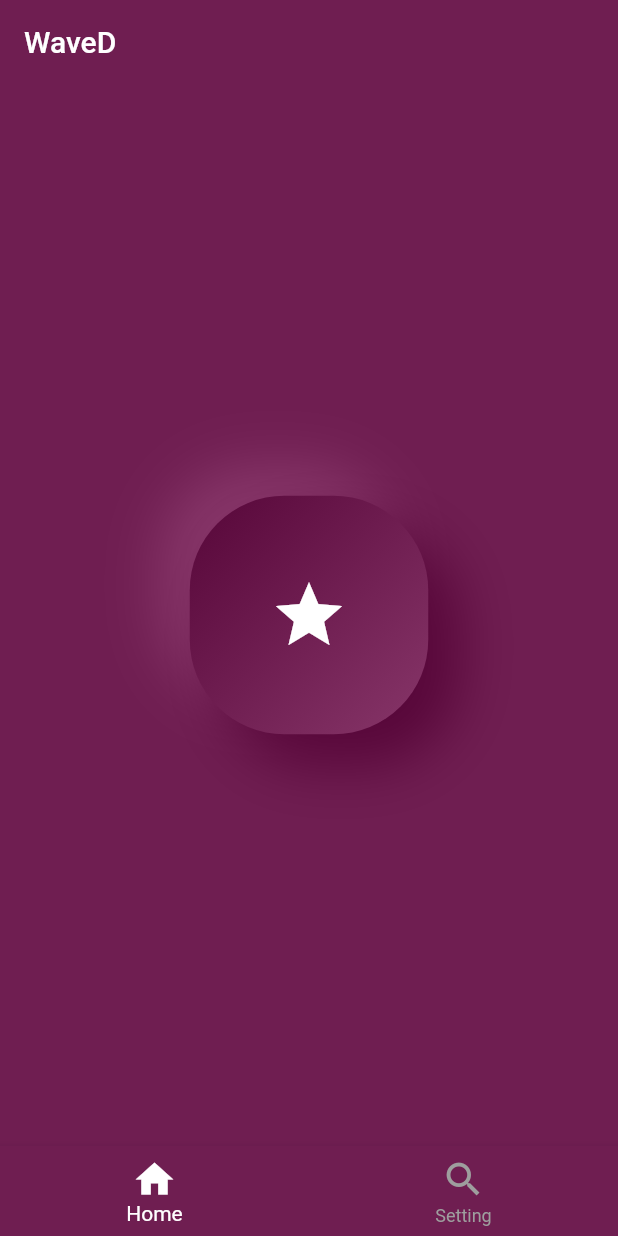
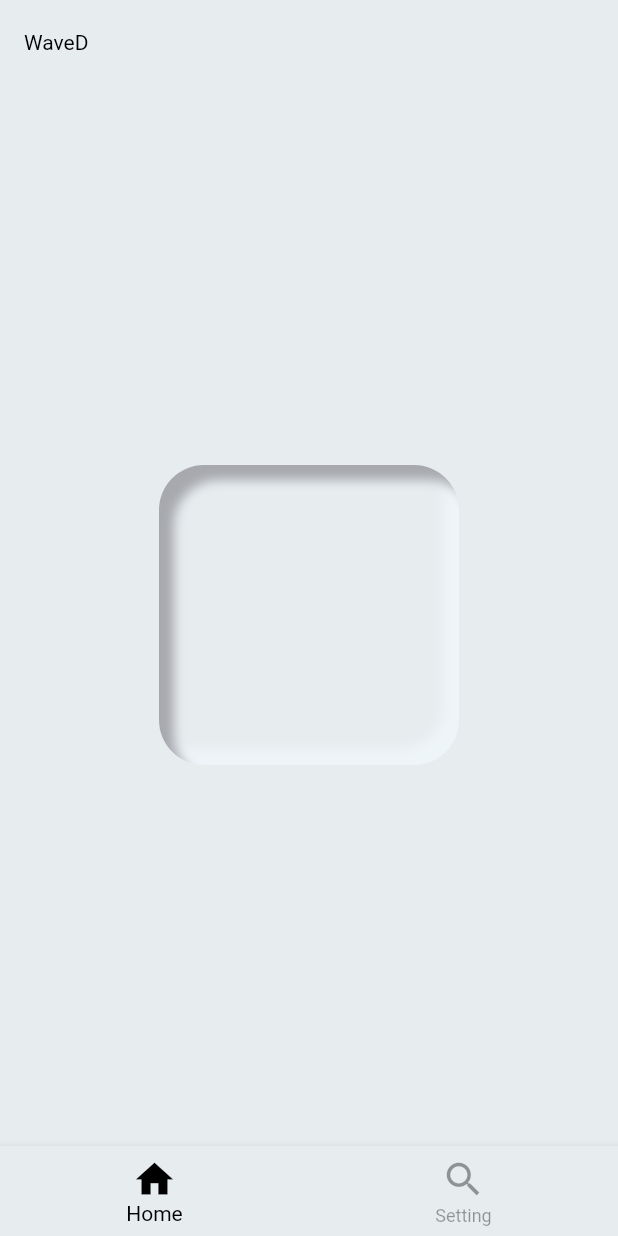
Before and after one commit to hajul-dhanish/waved, a Flutter app: the screen it shows after launch, on a phone screen of 412 x 824 dp. Run offline on Flutter 3.47's test engine with Material 2 defaults, Android fonts, the phone set to English and light mode, and no system bars; our stand-ins replace flutter_inset_box_shadow.

Commit message:
- Testing theme modes

```diff
--- a/lib/feed.dart
+++ b/lib/feed.dart
@@ -1,5 +1,5 @@
 import 'package:flutter/material.dart';
-import 'theme.dart';
+import 'neumorphism.dart';
 
 class FeedVision extends StatefulWidget {
   const FeedVision({Key? key}) : super(key: key);
@@ -12,47 +12,10 @@ class _FeedVisionState extends State<FeedVision> {
   @override
   Widget build(BuildContext context) {
     return Scaffold(
-        body: Container(
-      color: backgroundColor,
-      alignment: Alignment.center,
-      transformAlignment: Alignment.center,
-      child: Container(
-        color: const Color(0xff6f1e51),
-        child: Container(
-          width: 159,
-          height: 159,
-          child: Icon(
-            Icons.star,
-            size: 53,
-            color: iconSelColor,
-          ),
-          decoration: BoxDecoration(
-            color: backgroundColor,
-            borderRadius: BorderRadius.circular(63),
-            gradient: const LinearGradient(
-              begin: Alignment.topLeft,
-              end: Alignment.bottomRight,
-              colors: [
-                Color(0xff570639),
-                Color(0xff873669),
-              ],
-            ),
-            boxShadow: const [
-              BoxShadow(
-                color: Color(0xff873669),
-                offset: Offset(-21.1, -21.1),
-                blurRadius: 32,
-                spreadRadius: 0.0,
-              ),
-              BoxShadow(
-                color: Color(0xff570639),
-                offset: Offset(21.1, 21.1),
-                blurRadius: 32,
-                spreadRadius: 0.0,
-              ),
-            ],
-          ),
-        ),
+        body: Center(
+      child: ConstrainedBox(
+        constraints: const BoxConstraints(maxHeight: 200, maxWidth: 200),
+        child: const CustomNeumorphism(),
       ),
     ));
   }
--- a/lib/main.dart
+++ b/lib/main.dart
@@ -1,5 +1,6 @@
 import 'package:flutter/material.dart';
 import 'package:waved/feed.dart';
+import 'neumorphism.dart';
 import 'setting.dart';
 import 'theme.dart';
 
@@ -79,8 +80,8 @@
           ],
           type: BottomNavigationBarType.fixed, // Fixed
           backgroundColor: backgroundColor, // <-- This works for fixed
-          selectedItemColor: iconSelColor,
-          unselectedItemColor: Colors.grey,
+          selectedItemColor: isDarkMode ? Colors.white : Colors.black,
+          unselectedItemColor: isDarkMode ? Colors.white30 : Colors.black38,
           currentIndex: _selectedIndex,
           iconSize: 30,
           onTap: _onItemTapped,
--- /dev/null
+++ b/lib/neumorphism.dart
@@ -0,0 +1,47 @@
+import 'package:flutter/material.dart' hide BoxDecoration, BoxShadow;
+import 'theme.dart';
+import 'package:flutter_inset_box_shadow/flutter_inset_box_shadow.dart';
+
+bool _isPressed = true;
+bool isDarkMode = false;
+
+Offset distance = _isPressed ? const Offset(10, 10) : const Offset(28, 28);
+// Offset distance = const Offset(8, 8);
+double blur = _isPressed ? 5.0 : 30.0;
+
+class CustomNeumorphism extends StatefulWidget {
+  const CustomNeumorphism({Key? key}) : super(key: key);
+
+  @override
+  State<CustomNeumorphism> createState() => _CustomNeumorphismState();
+}
+
+class _CustomNeumorphismState extends State<CustomNeumorphism> {
+  @override
+  Widget build(BuildContext context) {
+    return GestureDetector(
+      onTap: () => setState(() => _isPressed = !_isPressed),
+      child: AnimatedContainer(
+        duration: const Duration(milliseconds: 100),
+        decoration: BoxDecoration(
+          borderRadius: BorderRadius.circular(30),
+          color: backgroundColor,
+          boxShadow: [
+            BoxShadow(
+              blurRadius: blur,
+              offset: -distance,
+              color: onGroundColor,
+              inset: _isPressed,
+            ),
+            BoxShadow(
+              blurRadius: blur,
+              offset: distance,
+              color: offGroundColor,
+              inset: _isPressed,
+            ),
+          ],
+        ),
+      ),
+    );
+  }
+}
--- a/lib/theme.dart
+++ b/lib/theme.dart
@@ -1,15 +1,28 @@
 import 'package:flutter/material.dart';
+import 'neumorphism.dart';
 
-Color backgroundColor = const Color(0xff6f1e51);
-Color iconSelColor = Colors.white;
+final backgroundColor =
+    isDarkMode ? const Color(0xFF2E3239) : const Color(0xFFE7ECEF);
+
+Color onGroundColor =
+    isDarkMode ? const Color(0xFF35393F) : const Color(0xFFEEF5F8);
+
+Color offGroundColor =
+    isDarkMode ? const Color(0xFF23262A) : const Color(0xFFA7A9AF);
+
+Color white = Colors.white;
+
+Color iconSelColor = Colors.black;
 
 ThemeData customThemeData = ThemeData(
-  splashColor: Colors.purple,
-  focusColor: Colors.purple,
+  splashColor: Colors.white,
+  focusColor: Colors.white,
   scaffoldBackgroundColor: backgroundColor,
   appBarTheme: AppBarTheme(
     backgroundColor: backgroundColor,
     elevation: 0,
+    titleTextStyle: TextStyle(color: isDarkMode ? Colors.white : Colors.black),
+    iconTheme: IconThemeData(color: isDarkMode ? Colors.white : Colors.black),
   ),
   canvasColor: backgroundColor,
 );
--- a/pubspec.yaml
+++ b/pubspec.yaml
@@ -34,6 +34,7 @@ dependencies:
   # The following adds the Cupertino Icons font to your application.
   # Use with the CupertinoIcons class for iOS style icons.
   cupertino_icons: ^1.0.2
+  flutter_inset_box_shadow: ^1.0.7
 
 dev_dependencies:
   flutter_test:
```
Also changed, not shown: pubspec.lock.
